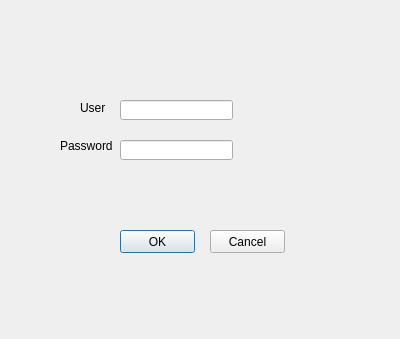
First picture: the form in dlglogin.ui, repository yt2014/InfoManage, before the edit.
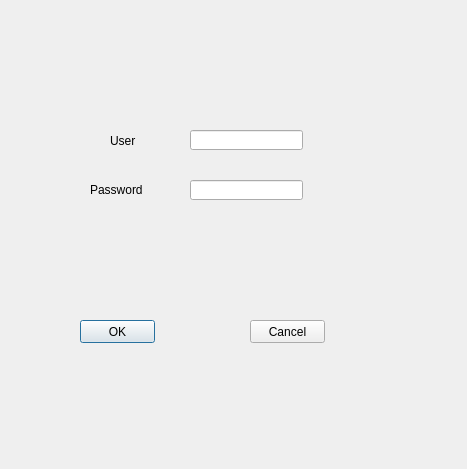
Second picture: the form after the edit.

Commit message: beautify the login window

```diff
--- a/dlglogin.ui
+++ b/dlglogin.ui
@@ -6,8 +6,8 @@
    <rect>
     <x>0</x>
     <y>0</y>
-    <width>400</width>
-    <height>339</height>
+    <width>467</width>
+    <height>469</height>
    </rect>
   </property>
   <property name="windowTitle">
@@ -16,10 +16,10 @@
   <widget class="QLabel" name="label">
    <property name="geometry">
     <rect>
-     <x>80</x>
-     <y>100</y>
-     <width>31</width>
-     <height>16</height>
+     <x>110</x>
+     <y>130</y>
+     <width>51</width>
+     <height>21</height>
     </rect>
    </property>
    <property name="text">
@@ -29,8 +29,8 @@
   <widget class="QLineEdit" name="lineEdit_User">
    <property name="geometry">
     <rect>
-     <x>120</x>
-     <y>100</y>
+     <x>190</x>
+     <y>130</y>
      <width>113</width>
      <height>20</height>
     </rect>
@@ -39,8 +39,8 @@
   <widget class="QLineEdit" name="lineEdit_Pwd">
    <property name="geometry">
     <rect>
-     <x>120</x>
-     <y>140</y>
+     <x>190</x>
+     <y>180</y>
      <width>113</width>
      <height>20</height>
     </rect>
@@ -58,10 +58,10 @@
   <widget class="QLabel" name="label_2">
    <property name="geometry">
     <rect>
-     <x>60</x>
-     <y>140</y>
-     <width>54</width>
-     <height>12</height>
+     <x>90</x>
+     <y>180</y>
+     <width>91</width>
+     <height>20</height>
     </rect>
    </property>
    <property name="text">
@@ -71,8 +71,8 @@
   <widget class="QPushButton" name="PushBtnOK">
    <property name="geometry">
     <rect>
-     <x>120</x>
-     <y>230</y>
+     <x>80</x>
+     <y>320</y>
      <width>75</width>
      <height>23</height>
     </rect>
@@ -84,8 +84,8 @@
   <widget class="QPushButton" name="PushBtnCancel">
    <property name="geometry">
     <rect>
-     <x>210</x>
-     <y>230</y>
+     <x>250</x>
+     <y>320</y>
      <width>75</width>
      <height>23</height>
     </rect>
```
The commit also changes 4 other files.
